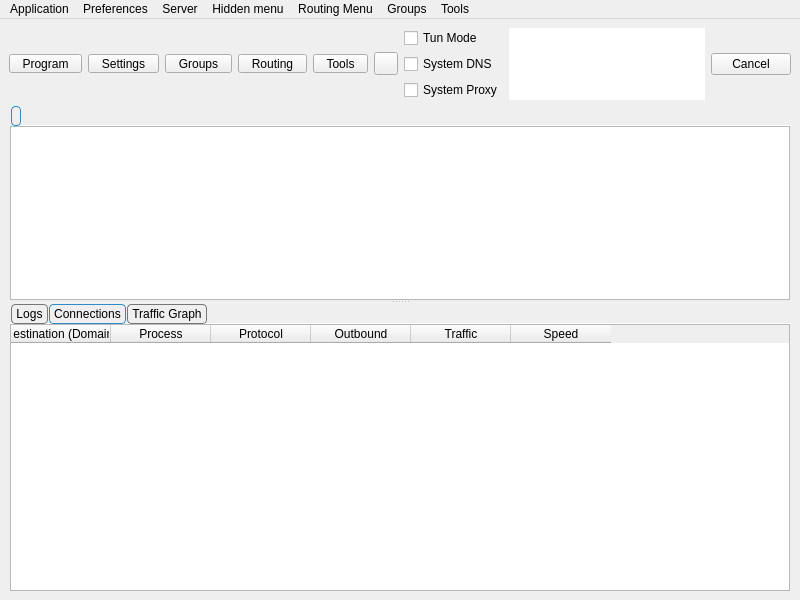
First picture: the form in include/ui/mainwindow.ui, repository mipselqq/waterdisco, before the edit.
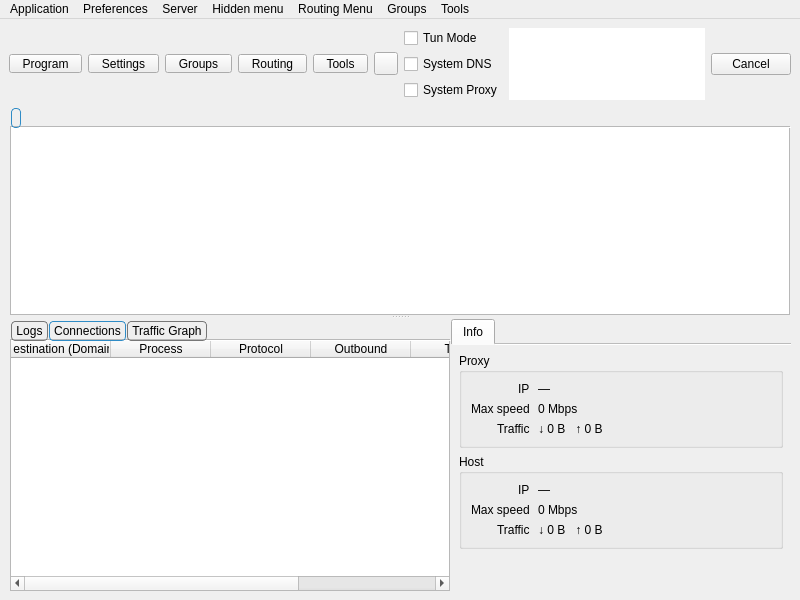
Second picture: the form after the edit. The open tabs and pages were chosen to show the change. Icons and pictures are not drawn. Custom widgets are drawn as their Qt base class.

Commit message:
feat(ui): show live connection state on profile rows
Probe the running core's egress instead of a throwaway test box, keep
traffic counters always registered, and split core vs app logs so the
table can show whether the connected profile is actually working.

What changed in the file:
```diff
--- a/include/ui/mainwindow.ui
+++ b/include/ui/mainwindow.ui
@@ -402,11 +402,13 @@
        <property name="styleSheet">
         <string notr="true">QTabWidget::tab-bar {
     left: 2px;
+    top: 2px;
 }
 
 QTabBar {
     background: transparent;
     qproperty-drawBase: 0;
+    padding: 2px;
 }
 
 QTabBar::tab {
@@ -515,11 +517,13 @@
              <property name="styleSheet">
               <string notr="true">QTabWidget::tab-bar {
     left: 2px;
+    top: 2px;
 }
 
 QTabBar {
     background: transparent;
     qproperty-drawBase: 0;
+    padding: 2px;
 }
 
 QTabBar::tab {
@@ -597,6 +601,115 @@
                  </property>
            </widget>
            </item>
+          </layout>
+             </widget>
+             <widget class="QWidget" name="connections_tab">
+              <attribute name="title">
+               <string>Connections</string>
+              </attribute>
+              <layout class="QHBoxLayout" name="horizontalLayout_4">
+               <property name="spacing">
+                <number>0</number>
+               </property>
+               <property name="sizeConstraint">
+                <enum>QLayout::SizeConstraint::SetDefaultConstraint</enum>
+               </property>
+               <property name="leftMargin">
+                <number>1</number>
+               </property>
+               <property name="topMargin">
+                <number>0</number>
+               </property>
+               <property name="rightMargin">
+                <number>1</number>
+               </property>
+               <property name="bottomMargin">
+                <number>0</number>
+               </property>
+               <item>
+                <widget class="QTableWidget" name="connections">
+                 <property name="autoFillBackground">
+                  <bool>false</bool>
+                 </property>
+                 <column>
+                  <property name="text">
+                   <string>Destination (Domain)</string>
+                  </property>
+                  <property name="toolTip">
+                   <string>Click To Disable Sorting</string>
+                  </property>
+                 </column>
+                 <column>
+                  <property name="text">
+                   <string>Process</string>
+                  </property>
+                  <property name="toolTip">
+                   <string>Click To Sort By Process</string>
+                  </property>
+                 </column>
+                 <column>
+                  <property name="text">
+                   <string>Protocol</string>
+                  </property>
+                  <property name="toolTip">
+                   <string>Click To Sort By Protocol</string>
+                  </property>
+                 </column>
+                 <column>
+                  <property name="text">
+                   <string>Outbound</string>
+                  </property>
+                  <property name="toolTip">
+                   <string>Click To Sort By Outbound</string>
+                  </property>
+                 </column>
+                 <column>
+                  <property name="text">
+                   <string>Traffic</string>
+                  </property>
+                  <property name="toolTip">
+                   <string>Click to sort by traffic; right-click to choose total/down/up</string>
+                  </property>
+                 </column>
+                 <column>
+                  <property name="text">
+                   <string>Speed</string>
+                  </property>
+                  <property name="toolTip">
+                   <string>Click to sort by speed; right-click to choose total/down/up</string>
+                  </property>
+                 </column>
+                </widget>
+               </item>
+              </layout>
+             </widget>
+             <widget class="QWidget" name="graph_tab">
+              <attribute name="title">
+               <string>Traffic Graph</string>
+              </attribute>
+              <layout class="QHBoxLayout" name="horizontalLayout_6">
+               <property name="spacing">
+                <number>0</number>
+               </property>
+               <property name="sizeConstraint">
+                <enum>QLayout::SizeConstraint::SetDefaultConstraint</enum>
+               </property>
+               <property name="leftMargin">
+                <number>1</number>
+               </property>
+               <property name="topMargin">
+                <number>0</number>
+               </property>
+               <property name="rightMargin">
+                <number>1</number>
+               </property>
+               <property name="bottomMargin">
+                <number>0</number>
+               </property>
+              </layout>
+             </widget>
+            </widget>
+           </item>
            <item>
             <widget class="QTabWidget" name="info_widget">
              <property name="minimumSize">
@@ -619,14 +732,12 @@
                  <layout class="QFormLayout" name="proxyInfoForm">
                   <property name="horizontalSpacing"><number>8</number></property>
                   <property name="labelAlignment"><set>Qt::AlignRight|Qt::AlignVCenter</set></property>
-                  <item row="0" column="0"><widget class="QLabel" name="proxyConnectedTitle"><property name="text"><string>Connection test</string></property></widget></item>
-                  <item row="0" column="1"><widget class="QLabel" name="proxy_connected_value"><property name="text"><string>No</string></property></widget></item>
-                  <item row="1" column="0"><widget class="QLabel" name="proxyIpTitle"><property name="text"><string>IP</string></property></widget></item>
-                  <item row="1" column="1"><widget class="QLabel" name="proxy_ip_value"><property name="text"><string>—</string></property></widget></item>
-                  <item row="2" column="0"><widget class="QLabel" name="proxySpeedTitle"><property name="text"><string>Max speed</string></property></widget></item>
-                  <item row="2" column="1"><widget class="QLabel" name="proxy_speed_value"><property name="text"><string>0 Mbps</string></property></widget></item>
-                  <item row="3" column="0"><widget class="QLabel" name="proxyTrafficTitle"><property name="text"><string>Traffic</string></property></widget></item>
-                  <item row="3" column="1"><widget class="QLabel" name="proxy_traffic_value"><property name="text"><string>↓ 0 B   ↑ 0 B</string></property></widget></item>
+                  <item row="0" column="0"><widget class="QLabel" name="proxyIpTitle"><property name="text"><string>IP</string></property></widget></item>
+                  <item row="0" column="1"><widget class="QLabel" name="proxy_ip_value"><property name="text"><string>—</string></property></widget></item>
+                  <item row="1" column="0"><widget class="QLabel" name="proxySpeedTitle"><property name="text"><string>Max speed</string></property></widget></item>
+                  <item row="1" column="1"><widget class="QLabel" name="proxy_speed_value"><property name="text"><string>0 Mbps</string></property></widget></item>
+                  <item row="2" column="0"><widget class="QLabel" name="proxyTrafficTitle"><property name="text"><string>Traffic</string></property></widget></item>
+                  <item row="2" column="1"><widget class="QLabel" name="proxy_traffic_value"><property name="text"><string>↓ 0 B   ↑ 0 B</string></property></widget></item>
                  </layout>
                 </widget>
                </item>
@@ -646,115 +757,6 @@
                 </widget>
                </item>
                <item><spacer name="infoSpacer"><property name="orientation"><enum>Qt::Vertical</enum></property><property name="sizeHint" stdset="0"><size><width>20</width><height>40</height></size></property></spacer></item>
-              </layout>
-             </widget>
-            </widget>
-           </item>
-          </layout>
-             </widget>
-             <widget class="QWidget" name="connections_tab">
-              <attribute name="title">
-               <string>Connections</string>
-              </attribute>
-              <layout class="QHBoxLayout" name="horizontalLayout_4">
-               <property name="spacing">
-                <number>0</number>
-               </property>
-               <property name="sizeConstraint">
-                <enum>QLayout::SizeConstraint::SetDefaultConstraint</enum>
-               </property>
-               <property name="leftMargin">
-                <number>1</number>
-               </property>
-               <property name="topMargin">
-                <number>0</number>
-               </property>
-               <property name="rightMargin">
-                <number>1</number>
-               </property>
-               <property name="bottomMargin">
-                <number>0</number>
-               </property>
-               <item>
-                <widget class="QTableWidget" name="connections">
-                 <property name="autoFillBackground">
-                  <bool>false</bool>
-                 </property>
-                 <column>
-                  <property name="text">
-                   <string>Destination (Domain)</string>
-                  </property>
-                  <property name="toolTip">
-                   <string>Click To Disable Sorting</string>
-                  </property>
-                 </column>
-                 <column>
-                  <property name="text">
-                   <string>Process</string>
-                  </property>
-                  <property name="toolTip">
-                   <string>Click To Sort By Process</string>
-                  </property>
-                 </column>
-                 <column>
-                  <property name="text">
-                   <string>Protocol</string>
-                  </property>
-                  <property name="toolTip">
-                   <string>Click To Sort By Protocol</string>
-                  </property>
-                 </column>
-                 <column>
-                  <property name="text">
-                   <string>Outbound</string>
-                  </property>
-                  <property name="toolTip">
-                   <string>Click To Sort By Outbound</string>
-                  </property>
-                 </column>
-                 <column>
-                  <property name="text">
-                   <string>Traffic</string>
-                  </property>
-                  <property name="toolTip">
-                   <string>Click to sort by traffic; right-click to choose total/down/up</string>
-                  </property>
-                 </column>
-                 <column>
-                  <property name="text">
-                   <string>Speed</string>
-                  </property>
-                  <property name="toolTip">
-                   <string>Click to sort by speed; right-click to choose total/down/up</string>
-                  </property>
-                 </column>
-                </widget>
-               </item>
-              </layout>
-             </widget>
-             <widget class="QWidget" name="graph_tab">
-              <attribute name="title">
-               <string>Traffic Graph</string>
-              </attribute>
-              <layout class="QHBoxLayout" name="horizontalLayout_6">
-               <property name="spacing">
-                <number>0</number>
-               </property>
-               <property name="sizeConstraint">
-                <enum>QLayout::SizeConstraint::SetDefaultConstraint</enum>
-               </property>
-               <property name="leftMargin">
-                <number>1</number>
-               </property>
-               <property name="topMargin">
-                <number>0</number>
-               </property>
-               <property name="rightMargin">
-                <number>1</number>
-               </property>
-               <property name="bottomMargin">
-                <number>0</number>
-               </property>
               </layout>
              </widget>
             </widget>
```
The commit also changes 26 other files.
